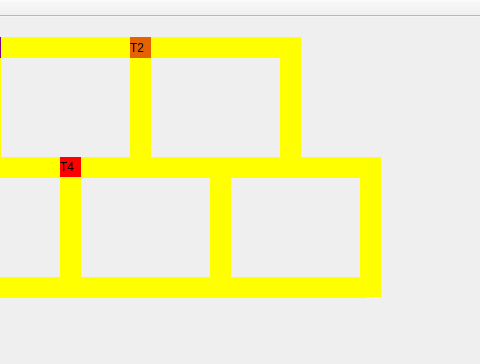
Old version of the form mainwindow.ui in the repository Arphor/Trens; both pictures show x 170 to 650 and y 0 to 364 of the 912 by 364 pixel window.
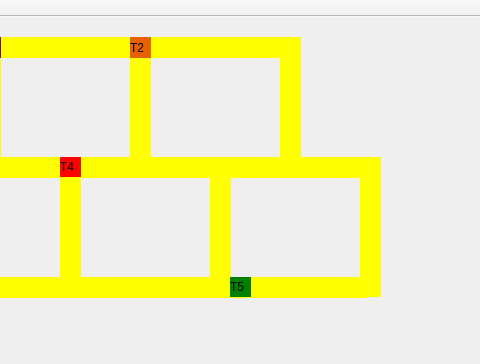
New version of the form.

Diff of the .ui file:
```diff
--- a/mainwindow.ui
+++ b/mainwindow.ui
@@ -554,6 +554,22 @@
      <enum>Qt::Horizontal</enum>
     </property>
    </widget>
+   <widget class="QLabel" name="label_trem5">
+    <property name="geometry">
+     <rect>
+      <x>400</x>
+      <y>260</y>
+      <width>21</width>
+      <height>20</height>
+     </rect>
+    </property>
+    <property name="styleSheet">
+     <string notr="true">QLabel { background: green}</string>
+    </property>
+    <property name="text">
+     <string>T5</string>
+    </property>
+   </widget>
    <zorder>velocity_1</zorder>
    <zorder>velocity_2</zorder>
    <zorder>label_trilho4_3</zorder>
@@ -586,6 +602,7 @@
    <zorder>velocity_3</zorder>
    <zorder>label_trem4</zorder>
    <zorder>velocity_4</zorder>
+   <zorder>label_trem5</zorder>
   </widget>
   <widget class="QMenuBar" name="menuBar">
    <property name="geometry">
```
